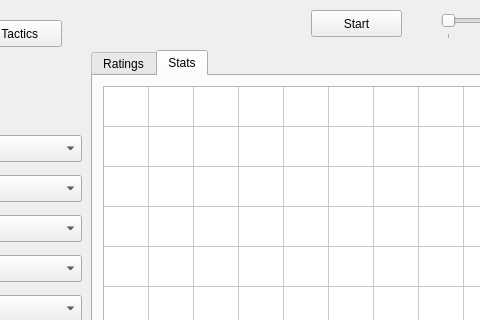
The window that MatchScreen.ui (walsh06/BasketballManager) describes before a commit, drawn with Qt 5; both pictures show x 389 to 869 and y 0 to 320 of the 1100 by 700 pixel window.
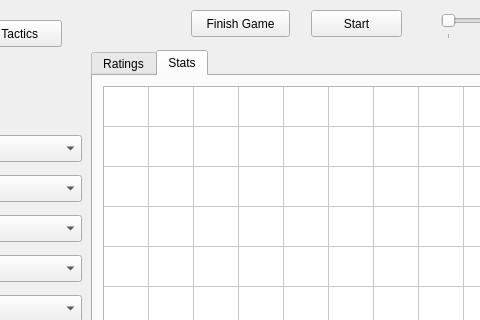
The same window after the commit.

Commit message: Added finish game, updated post game screen, fixed user game bug

```diff
--- a/MatchScreen.ui
+++ b/MatchScreen.ui
@@ -1183,6 +1183,19 @@
     <string>Defensive Tactics</string>
    </property>
   </widget>
+  <widget class="QPushButton" name="finishGame">
+   <property name="geometry">
+    <rect>
+     <x>580</x>
+     <y>10</y>
+     <width>99</width>
+     <height>27</height>
+    </rect>
+   </property>
+   <property name="text">
+    <string>Finish Game</string>
+   </property>
+  </widget>
  </widget>
  <resources/>
  <connections/>
```
The commit also changes 7 other files.
